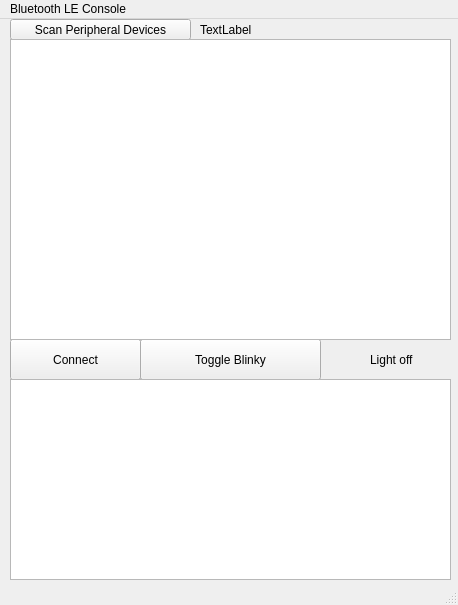
luyaohan1001/qt-projects, file my_ble_blinky/my_ble_blinky/mainwindow.ui: the form before one commit.
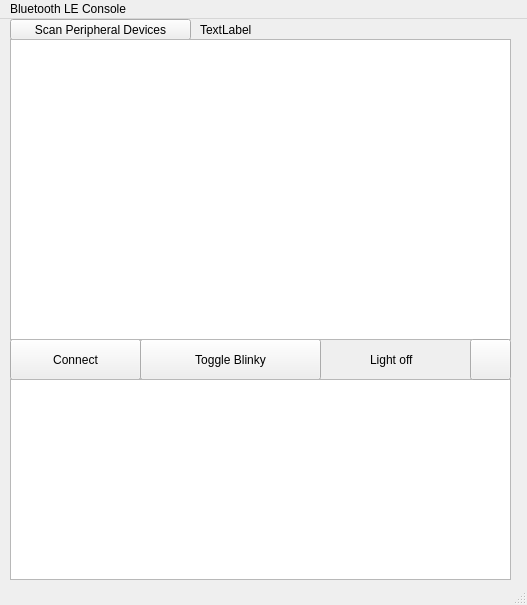
The form after the commit.

```diff
--- a/my_ble_blinky/my_ble_blinky/mainwindow.ui
+++ b/my_ble_blinky/my_ble_blinky/mainwindow.ui
@@ -6,7 +6,7 @@
    <rect>
     <x>0</x>
     <y>0</y>
-    <width>458</width>
+    <width>527</width>
     <height>605</height>
    </rect>
   </property>
@@ -71,7 +71,7 @@
      <rect>
       <x>10</x>
       <y>20</y>
-      <width>441</width>
+      <width>501</width>
       <height>301</height>
      </rect>
     </property>
@@ -94,18 +94,31 @@
      <rect>
       <x>10</x>
       <y>360</y>
-      <width>441</width>
+      <width>501</width>
       <height>201</height>
      </rect>
     </property>
    </widget>
+   <widget class="QPushButton" name="pushButtonOpenHeartRateDialog">
+    <property name="geometry">
+     <rect>
+      <x>470</x>
+      <y>320</y>
+      <width>41</width>
+      <height>41</height>
+     </rect>
+    </property>
+    <property name="text">
+     <string/>
+    </property>
+   </widget>
   </widget>
   <widget class="QMenuBar" name="menubar">
    <property name="geometry">
     <rect>
      <x>0</x>
      <y>0</y>
-     <width>458</width>
+     <width>527</width>
      <height>22</height>
     </rect>
    </property>
```
